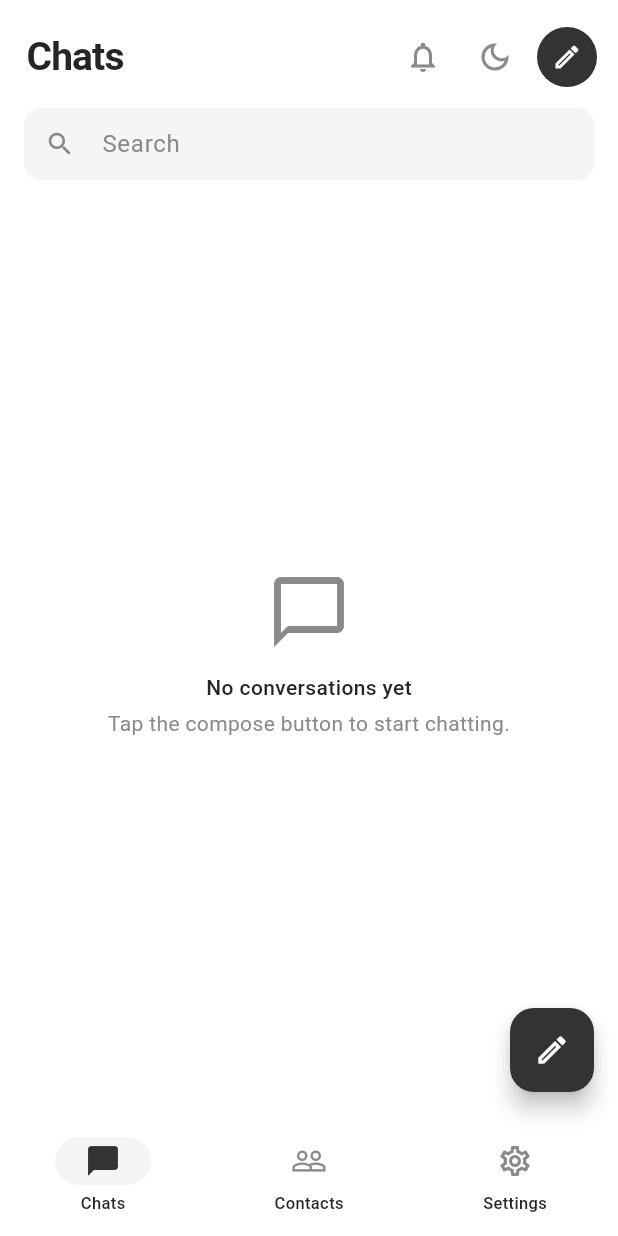
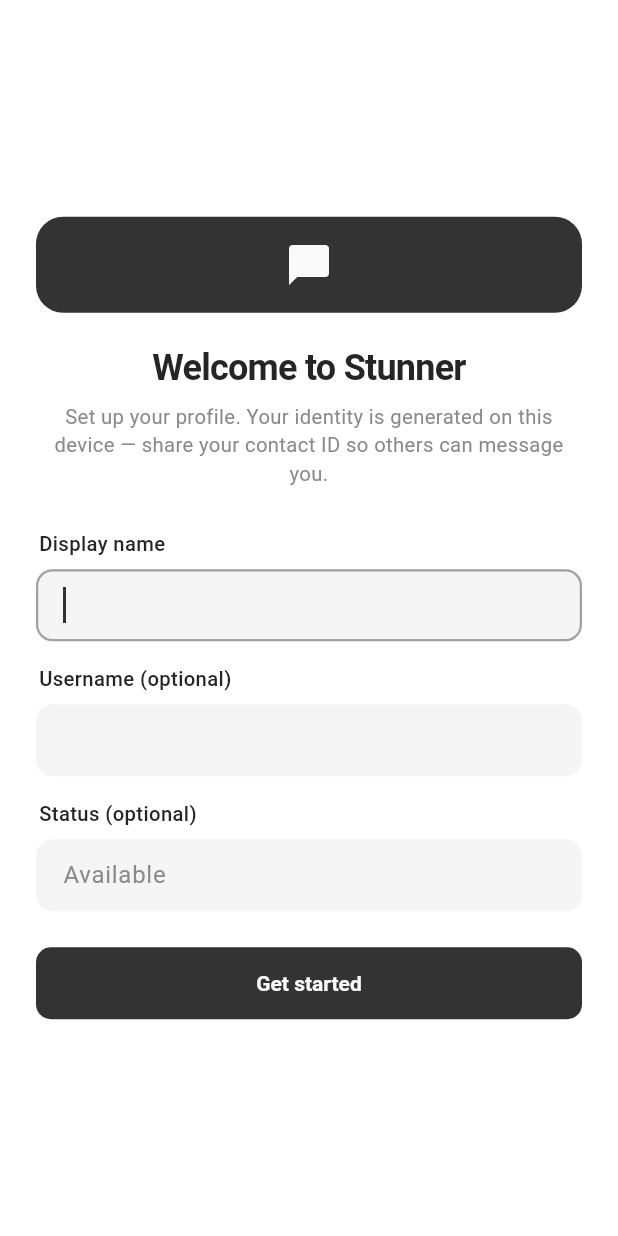
Before and after one commit to dmdhrumilmistry/stunner, a Flutter app: the screen it shows after launch, on a phone screen of 412 x 824 dp. Run offline on Flutter 3.47's test engine with Material 3 defaults, Android fonts, the phone set to English and light mode, and no system bars; our stand-ins replace qr_flutter; missing offline and left inert: dart:ffi; statements that could not run were skipped.

Commit message:
app: real P2P messaging over FFI, onboarding, mandatory contact ID
Replace the simulated messaging with the live runtime, and add the requested
onboarding + add-contact changes.

- Messaging: MessagingService boots the Go runtime (StunnerStart) under a
  per-platform data dir (path_provider), polls its event queue, and bridges
  events to ChatStore (incoming message / delivery status / presence).
  ChatStore.sendText now sends over the runtime via an onSend hook; no more
  demo replies or simulated delivery ticks. Outgoing messages show
  sending -> sent, or failed.
- Onboarding: first launch shows OnboardingScreen to set your own details
  manually; it boots the runtime and captures your shareable contact ID.
  AppState gains onboarded + myContactCode; main gates the app on it.
- Add contact: the contact ID is now mandatory and validated via the core;
  name is optional (derived from the URI). Inbound-only peers become
  repliable via the peer URI carried in runtime events.
- Identity screen shows your stable contact ID with copy-to-clipboard.
- Adds DeliveryStatus.failed; path_provider dependency.

The Go engine is verified hermetically; real cross-device delivery over the
public DHT needs on-device verification (no Flutter/devices/network in CI).

Co-Authored-By: Claude Opus 4.8 (1M context) <noreply@anthropic.com>
Claude-Session: https://claude.ai/code/session_01DCp4rLfN31aJG7aLhpAZcf

```diff
--- a/app/lib/main.dart
+++ b/app/lib/main.dart
@@ -3,9 +3,11 @@ import 'package:flutter/material.dart';
 import 'src/ffi/stunner_ffi.dart';
 import 'src/services/app_state.dart';
 import 'src/services/chat_store.dart';
+import 'src/services/messaging_service.dart';
 import 'src/services/notification_service.dart';
 import 'src/theme/app_theme.dart';
 import 'src/ui/home_shell.dart';
+import 'src/ui/onboarding_screen.dart';
 
 void main() {
   // Open the native Stunner core (FFI). Degrades gracefully if the library has
@@ -15,11 +17,16 @@ void main() {
   print('Stunner core: ${core.version()}');
 
   final notifications = NotificationService();
+  final store = ChatStore(notifications: notifications);
+  final appState = AppState();
+  final messaging = MessagingService(core, store);
+
   runApp(StunnerApp(
     core: core,
-    store: ChatStore(notifications: notifications),
-    appState: AppState(),
+    store: store,
+    appState: appState,
     notifications: notifications,
+    messaging: messaging,
   ));
 }
 
@@ -30,12 +37,14 @@ class StunnerApp extends StatelessWidget {
     required this.store,
     required this.appState,
     required this.notifications,
+    required this.messaging,
   });
 
   final StunnerCore core;
   final ChatStore store;
   final AppState appState;
   final NotificationService notifications;
+  final MessagingService messaging;
 
   @override
   Widget build(BuildContext context) {
@@ -47,12 +56,14 @@ class StunnerApp extends StatelessWidget {
         theme: AppTheme.light(),
         darkTheme: AppTheme.dark(),
         themeMode: appState.themeMode,
-        home: HomeShell(
-          core: core,
-          store: store,
-          appState: appState,
-          notifications: notifications,
-        ),
+        home: appState.onboarded
+            ? HomeShell(
+                core: core,
+                store: store,
+                appState: appState,
+                notifications: notifications,
+              )
+            : OnboardingScreen(appState: appState, messaging: messaging),
       ),
     );
   }
--- a/app/lib/src/models/chat.dart
+++ b/app/lib/src/models/chat.dart
@@ -10,7 +10,7 @@ String initialsOf(String name) {
 }
 
 /// Delivery state of an outgoing message, mirroring messaging.DeliveryState.
-enum DeliveryStatus { sending, sent, delivered, read }
+enum DeliveryStatus { sending, sent, delivered, read, failed }
 
 /// A person you can message. `code` is their `stunner:contact` URI (from a QR
 /// code); `fingerprint` is derived from it for verification. The remaining
@@ -31,7 +31,7 @@ class Contact {
 
   final String id;
   String name;
-  final String code;
+  String code;
   final String fingerprint;
   String role;
   String email;
--- a/app/lib/src/services/app_state.dart
+++ b/app/lib/src/services/app_state.dart
@@ -42,15 +42,36 @@ class Prefs {
 /// A [ChangeNotifier] so any screen can react to edits immediately.
 class AppState extends ChangeNotifier {
   ThemeMode _themeMode = ThemeMode.system;
-  final Profile profile = Profile(
-    name: 'Riley Quinn',
-    username: '@rileyq',
-    status: 'Available',
-    email: 'riley@stunner.app',
-  );
+  final Profile profile = Profile(name: '', username: '', status: '', email: '');
   final Prefs prefs = Prefs();
 
+  /// Whether first-launch onboarding has been completed this session.
+  bool onboarded = false;
+
+  /// This device's shareable contact URI (set at onboarding when the runtime
+  /// starts). Share it so peers can add you.
+  String myContactCode = '';
+
   ThemeMode get themeMode => _themeMode;
+
+  /// Completes onboarding: stores the user-entered details and their contact
+  /// code, then reveals the app.
+  void completeOnboarding({
+    required String name,
+    String username = '',
+    String status = '',
+    String email = '',
+    String contactCode = '',
+  }) {
+    profile
+      ..name = name.trim()
+      ..username = username.trim()
+      ..status = status.trim().isEmpty ? 'Available' : status.trim()
+      ..email = email.trim();
+    myContactCode = contactCode;
+    onboarded = true;
+    notifyListeners();
+  }
 
   bool isDark(BuildContext context) {
     switch (_themeMode) {
--- a/app/lib/src/services/chat_store.dart
+++ b/app/lib/src/services/chat_store.dart
@@ -1,5 +1,3 @@
-import 'dart:async';
-
 import 'package:flutter/foundation.dart';
 
 import '../models/chat.dart';
@@ -10,26 +8,19 @@ import 'notification_service.dart';
 /// (WebRTC over STUN/TURN via the Go core) is wired over FFI in a later step.
 ///
 /// The app starts empty — add a contact to begin. Incoming messages flow through
-/// [receiveText], which raises an in-app notification via [notifications].
+/// [receiveFromPeer], which raises an in-app notification via [notifications].
 class ChatStore extends ChangeNotifier {
   ChatStore({this.notifications});
 
   /// Optional sink for in-app live notifications on incoming messages.
   final NotificationService? notifications;
 
+  /// Outbound hook wired by the messaging runtime: (peerContactUri, text, msgId).
+  /// When null (runtime not started) sends are marked failed.
+  void Function(String peerUri, String text, String msgId)? onSend;
+
   final List<Contact> _contacts = [];
   final List<Chat> _chats = [];
-
-  // A few canned peer replies so the demo can exercise the live-notification
-  // path until the GUI is wired to the real runtime over FFI.
-  static const _demoReplies = [
-    'Got it 👍',
-    'Sounds good!',
-    'On it 🔒',
-    'Thanks for the update',
-    'Let me check and get back to you',
-  ];
-  int _replyCursor = 0;
 
   List<Contact> get contacts => List.unmodifiable(_contacts);
   List<Chat> get chats => List.unmodifiable(_chats);
@@ -55,8 +46,8 @@ class ChatStore extends ChangeNotifier {
   // --- contacts ---
 
   /// Adds (or updates) a contact and returns it. Deduplicated by fingerprint
-  /// when present, otherwise by name. New contacts are marked online so the demo
-  /// can exercise live delivery; real presence arrives with the FFI runtime.
+  /// when present, otherwise by name. Presence is unknown until the runtime
+  /// reports it, so new contacts start offline.
   Contact addContact({
     required String name,
     String code = '',
@@ -68,9 +59,11 @@ class ChatStore extends ChangeNotifier {
         (fingerprint.isNotEmpty && c.fingerprint == fingerprint) ||
         (fingerprint.isEmpty && c.name == cleanName));
     if (existing.isNotEmpty) {
-      existing.first.name = cleanName;
+      final c = existing.first;
+      c.name = cleanName;
+      if (code.isNotEmpty) c.code = code;
       notifyListeners();
-      return existing.first;
+      return c;
     }
     final contact = Contact(
       id: fingerprint.isNotEmpty ? fingerprint : 'k-${DateTime.now().microsecondsSinceEpoch}',
@@ -78,7 +71,6 @@ class ChatStore extends ChangeNotifier {
       code: code,
       fingerprint: fingerprint,
       role: role,
-      online: true,
     );
     _contacts.add(contact);
     notifyListeners();
@@ -154,13 +146,15 @@ class ChatStore extends ChangeNotifier {
     }
   }
 
-  /// Sends a text and simulates delivery + read receipts (local demo). If the
-  /// peer is online, a demo reply arrives shortly after to exercise the
-  /// live-notification path.
+  /// Sends a text over the live runtime via [onSend]. The message starts as
+  /// "sending"; the runtime later reports "sent" or "failed" (see [markSent] /
+  /// [markFailed]). If no runtime is wired or the peer has no contact ID, the
+  /// message is marked failed immediately.
   void sendText(String chatId, String text) {
     final body = text.trim();
     if (body.isEmpty) return;
     final chat = chatById(chatId);
+    final contact = contactForChat(chat);
     final msg = Message(
       id: 'local-${DateTime.now().microsecondsSinceEpoch}',
       text: body,
@@ -171,23 +165,57 @@ class ChatStore extends ChangeNotifier {
     _moveToTop(chat);
     notifyListeners();
 
-    _advance(msg, DeliveryStatus.sent, 150);
-    _advance(msg, DeliveryStatus.delivered, 700);
-    _advance(msg, DeliveryStatus.read, 1600);
-
-    final contact = contactForChat(chat);
-    if (contact != null && contact.online && !contact.blocked) {
-      final reply = _demoReplies[_replyCursor++ % _demoReplies.length];
-      Future.delayed(const Duration(milliseconds: 2400), () => receiveText(chatId, reply));
+    final uri = contact?.code ?? '';
+    if (onSend != null && uri.isNotEmpty) {
+      onSend!(uri, body, msg.id);
+    } else {
+      msg.status = DeliveryStatus.failed;
+      notifyListeners();
     }
   }
 
-  /// Delivers an incoming message into a conversation, bumping its unread count
-  /// and raising an in-app notification. This is the hook the live FFI runtime
-  /// will call for real peer messages.
-  void receiveText(String chatId, String text) {
-    final chat = maybeChat(chatId);
-    if (chat == null) return;
+  /// Marks an outgoing message (by id) as delivered/sent.
+  void markSent(String msgId) => _setStatus(msgId, DeliveryStatus.sent);
+
+  /// Marks an outgoing message (by id) as failed.
+  void markFailed(String msgId) => _setStatus(msgId, DeliveryStatus.failed);
+
+  void _setStatus(String msgId, DeliveryStatus status) {
+    for (final c in _chats) {
+      for (final m in c.messages) {
+        if (m.id == msgId) {
+          m.status = status;
+          notifyListeners();
+          return;
+        }
+      }
+    }
+  }
+
+  /// Updates a contact's presence from a runtime event.
+  void setPresence(String peerFingerprint, bool online) {
+    final c = contactById(peerFingerprint);
+    if (c != null && c.online != online) {
+      c.online = online;
+      notifyListeners();
+    }
+  }
+
+  /// Delivers an incoming message from a peer (identified by fingerprint), into
+  /// its conversation — creating the contact/chat if this peer is new — and
+  /// raises an in-app notification. [peerUri] (when present) makes an
+  /// inbound-only peer repliable.
+  void receiveFromPeer(String peerFingerprint, String peerUri, String text) {
+    if (peerFingerprint.isEmpty) return;
+    var contact = contactById(peerFingerprint);
+    if (contact == null) {
+      final tag = peerFingerprint.length <= 5 ? peerFingerprint : peerFingerprint.substring(0, 5);
+      contact = addContact(name: 'Contact $tag', code: peerUri, fingerprint: peerFingerprint);
+    }
+    if (contact.code.isEmpty && peerUri.isNotEmpty) contact.code = peerUri;
+
+    final chatId = startChatWith(contact);
+    final chat = chatById(chatId);
     chat.messages.add(Message(
       id: 'in-${DateTime.now().microsecondsSinceEpoch}',
       text: text,
@@ -197,19 +225,9 @@ class ChatStore extends ChangeNotifier {
     _moveToTop(chat);
     notifyListeners();
 
-    final contact = contactForChat(chat);
-    if (contact == null || !contact.muted) {
+    if (!contact.muted) {
       notifications?.push(title: chat.name, body: text, chatId: chatId);
     }
-  }
-
-  void _advance(Message m, DeliveryStatus to, int ms) {
-    Future.delayed(Duration(milliseconds: ms), () {
-      if (m.status.index < to.index) {
-        m.status = to;
-        notifyListeners();
-      }
-    });
   }
 
   void markRead(String chatId) {
--- /dev/null
+++ b/app/lib/src/services/messaging_service.dart
@@ -0,0 +1,95 @@
+import 'dart:async';
+import 'dart:convert';
+
+import 'package:path_provider/path_provider.dart';
+
+import '../ffi/stunner_ffi.dart';
+import 'chat_store.dart';
+
+/// Bridges the Go live-messaging runtime (over FFI) to the [ChatStore].
+///
+/// On [start] it boots the runtime with a persistent account, then polls the
+/// runtime's event queue on a timer and applies events to the store (incoming
+/// messages, delivery status, presence). Outgoing sends are wired through
+/// [ChatStore.onSend]. All FFI calls are non-blocking and run on the main
+/// isolate (the runtime is a process-global owned there).
+class MessagingService {
+  MessagingService(this.core, this.store);
+
+  final StunnerCore core;
+  final ChatStore store;
+
+  Timer? _timer;
+  bool _started = false;
+
+  /// This device's shareable contact URI (set after a successful [start]).
+  String myContactUri = '';
+
+  bool get started => _started;
+
+  /// Boots the runtime under the per-platform app data dir, embedding
+  /// [displayName] in the contact URI. Returns the URI on success, or an error.
+  Future<({bool ok, String uri, String error})> start(String displayName) async {
+    if (_started) return (ok: true, uri: myContactUri, error: '');
+    if (!core.available) {
+      return (ok: false, uri: '', error: 'Core library not loaded — messaging is unavailable.');
+    }
+    final String dir;
+    try {
+      dir = (await getApplicationSupportDirectory()).path;
+    } on Object catch (e) {
+      return (ok: false, uri: '', error: 'Could not open app data dir: $e');
+    }
+    final res = core.startRuntime(dir, displayName);
+    if (res.error != null) {
+      return (ok: false, uri: '', error: res.error!);
+    }
+    myContactUri = res.uri;
+    _started = true;
+    store.onSend = _send;
+    _timer = Timer.periodic(const Duration(milliseconds: 600), (_) => _drain());
+    return (ok: true, uri: res.uri, error: '');
+  }
+
+  void _send(String peerUri, String text, String msgId) {
+    if (!_started || peerUri.isEmpty) {
+      store.markFailed(msgId);
+      return;
+    }
+    core.sendMessage(peerUri, text, msgId);
+  }
+
+  void _drain() {
+    if (!_started) return;
+    final raw = core.pollEvents();
+    if (raw.isEmpty || raw == '[]') return;
+    final List<dynamic> events;
+    try {
+      events = jsonDecode(raw) as List<dynamic>;
+    } on FormatException {
+      return;
+    }
+    for (final item in events) {
+      if (item is! Map<String, dynamic>) continue;
+      final kind = item['kind'] as String? ?? '';
+      final peerFp = item['peerFp'] as String? ?? '';
+      if (kind == 'message') {
+        store.receiveFromPeer(peerFp, item['peerUri'] as String? ?? '', item['text'] as String? ?? '');
+      } else if (kind == 'sent') {
+        store.markSent(item['msgId'] as String? ?? '');
+      } else if (kind == 'sendFailed') {
+        store.markFailed(item['msgId'] as String? ?? '');
+      } else if (kind == 'presence') {
+        store.setPresence(peerFp, item['online'] == true);
+      }
+    }
+  }
+
+  void stop() {
+    _timer?.cancel();
+    _timer = null;
+    if (_started) core.stopRuntime();
+    _started = false;
+    store.onSend = null;
+  }
+}
--- a/app/lib/src/ui/conversation_view.dart
+++ b/app/lib/src/ui/conversation_view.dart
@@ -476,6 +476,8 @@ class _ReceiptTick extends StatelessWidget {
         return Icon(Icons.done_all, size: 14, color: muted);
       case DeliveryStatus.read:
         return const Icon(Icons.done_all, size: 14, color: AppTheme.read);
+      case DeliveryStatus.failed:
+        return Icon(Icons.error_outline, size: 14, color: Theme.of(context).colorScheme.error);
     }
   }
 }
--- a/app/lib/src/ui/home_shell.dart
+++ b/app/lib/src/ui/home_shell.dart
@@ -308,17 +308,18 @@ class _HomeShellState extends State<HomeShell> {
             mainAxisSize: MainAxisSize.min,
             children: [
               TextField(
-                controller: nameCtl,
+                controller: codeCtl,
                 autofocus: true,
-                decoration: const InputDecoration(labelText: 'Name'),
+                decoration: const InputDecoration(
+                  labelText: 'Contact ID (required)',
+                  hintText: 'stunner:contact?...',
+                  helperText: 'Paste the code they shared from My identity.',
+                ),
               ),
               const SizedBox(height: 8),
               TextField(
-                controller: codeCtl,
-                decoration: const InputDecoration(
-                  labelText: 'Contact code (optional)',
-                  hintText: 'stunner:contact?...',
-                ),
+                controller: nameCtl,
+                decoration: const InputDecoration(labelText: 'Name (optional)'),
               ),
               if (error != null) ...[
                 const SizedBox(height: 8),
@@ -331,20 +332,22 @@ class _HomeShellState extends State<HomeShell> {
             FilledButton(
               onPressed: () {
                 final code = codeCtl.text.trim();
-                var fingerprint = '';
                 var name = nameCtl.text.trim();
-                if (code.isNotEmpty) {
-                  try {
-                    final info = core.validateContactURI(code);
-                    fingerprint = info.fingerprint;
-                    if (name.isEmpty) name = info.handle;
-                  } on FormatException catch (e) {
-                    setLocal(() => error = 'Invalid contact code: ${e.message}');
-                    return;
-                  }
+                if (code.isEmpty) {
+                  setLocal(() => error = 'Enter the contact ID (their stunner:contact code).');
+                  return;
                 }
-                if (name.isEmpty) {
-                  setLocal(() => error = 'Enter a name or a contact code.');
+                if (!core.available) {
+                  setLocal(() => error = 'Core library not loaded; cannot add contacts.');
+                  return;
+                }
+                late final String fingerprint;
+                try {
+                  final info = core.validateContactURI(code);
+                  fingerprint = info.fingerprint;
+                  if (name.isEmpty) name = info.handle.isEmpty ? 'Contact' : info.handle;
+                } on FormatException catch (e) {
+                  setLocal(() => error = 'Invalid contact ID: ${e.message}');
                   return;
                 }
                 Navigator.pop(ctx, store.addContact(name: name, code: code, fingerprint: fingerprint));
--- /dev/null
+++ b/app/lib/src/ui/onboarding_screen.dart
@@ -0,0 +1,144 @@
+import 'package:flutter/material.dart';
+
+import '../services/app_state.dart';
+import '../services/messaging_service.dart';
+
+/// First-launch onboarding: the user enters their own profile details manually,
+/// and we boot the live messaging runtime to obtain their shareable contact ID.
+class OnboardingScreen extends StatefulWidget {
+  const OnboardingScreen({
+    super.key,
+    required this.appState,
+    required this.messaging,
+  });
+
+  final AppState appState;
+  final MessagingService messaging;
+
+  @override
+  State<OnboardingScreen> createState() => _OnboardingScreenState();
+}
+
+class _OnboardingScreenState extends State<OnboardingScreen> {
+  final _name = TextEditingController();
+  final _username = TextEditingController();
+  final _status = TextEditingController();
+  bool _busy = false;
+  String? _error;
+
+  @override
+  void dispose() {
+    _name.dispose();
+    _username.dispose();
+    _status.dispose();
+    super.dispose();
+  }
+
+  Future<void> _continue() async {
+    final name = _name.text.trim();
+    if (name.isEmpty) {
+      setState(() => _error = 'Enter a display name.');
+      return;
+    }
+    setState(() {
+      _busy = true;
+      _error = null;
+    });
+
+    // Boot the runtime to get this device's contact code. If the native core
+    // isn't available, continue in degraded mode (no live messaging).
+    final res = await widget.messaging.start(name);
+    if (!mounted) return;
+
+    widget.appState.completeOnboarding(
+      name: name,
+      username: _username.text,
+      status: _status.text,
+      contactCode: res.uri,
+    );
+    if (!res.ok) {
+      ScaffoldMessenger.of(context).showSnackBar(
+        SnackBar(content: Text('Messaging unavailable: ${res.error}')),
+      );
+    }
+  }
+
+  @override
+  Widget build(BuildContext context) {
+    final scheme = Theme.of(context).colorScheme;
+    return Scaffold(
+      body: SafeArea(
+        child: Center(
+          child: SingleChildScrollView(
+            padding: const EdgeInsets.all(24),
+            child: ConstrainedBox(
+              constraints: const BoxConstraints(maxWidth: 420),
+              child: Column(
+                crossAxisAlignment: CrossAxisAlignment.stretch,
+                mainAxisSize: MainAxisSize.min,
+                children: [
+                  Container(
+                    width: 64,
+                    height: 64,
+                    decoration: BoxDecoration(
+                      color: scheme.primary,
+                      borderRadius: BorderRadius.circular(18),
+                    ),
+                    child: Icon(Icons.chat_bubble, color: scheme.onPrimary, size: 32),
+                  ),
+                  const SizedBox(height: 20),
+                  const Text('Welcome to Stunner',
+                      textAlign: TextAlign.center,
+                      style: TextStyle(fontSize: 24, fontWeight: FontWeight.w700, letterSpacing: -0.5)),
+                  const SizedBox(height: 6),
+                  Text(
+                    'Set up your profile. Your identity is generated on this '
+                    'device — share your contact ID so others can message you.',
+                    textAlign: TextAlign.center,
+                    style: TextStyle(fontSize: 13.5, height: 1.4, color: scheme.onSurfaceVariant),
+                  ),
+                  const SizedBox(height: 28),
+                  _field('Display name', _name, autofocus: true),
+                  const SizedBox(height: 16),
+                  _field('Username (optional)', _username),
+                  const SizedBox(height: 16),
+                  _field('Status (optional)', _status, hint: 'Available'),
+                  if (_error != null) ...[
+                    const SizedBox(height: 12),
+                    Text(_error!, style: TextStyle(color: scheme.error)),
+                  ],
+                  const SizedBox(height: 24),
+                  FilledButton(
+                    onPressed: _busy ? null : _continue,
+                    style: FilledButton.styleFrom(padding: const EdgeInsets.symmetric(vertical: 16)),
+                    child: _busy
+                        ? const SizedBox(
+                            width: 20, height: 20, child: CircularProgressIndicator(strokeWidth: 2))
+                        : const Text('Get started'),
+                  ),
+                ],
+              ),
+            ),
+          ),
+        ),
+      ),
+    );
+  }
+
+  Widget _field(String label, TextEditingController c, {bool autofocus = false, String? hint}) {
+    return Column(
+      crossAxisAlignment: CrossAxisAlignment.start,
+      children: [
+        Padding(
+          padding: const EdgeInsets.only(left: 2, bottom: 7),
+          child: Text(label, style: const TextStyle(fontSize: 13.5, fontWeight: FontWeight.w500)),
+        ),
+        TextField(
+          controller: c,
+          autofocus: autofocus,
+          decoration: InputDecoration(hintText: hint),
+        ),
+      ],
+    );
+  }
+}
--- a/app/lib/src/ui/settings_views.dart
+++ b/app/lib/src/ui/settings_views.dart
@@ -493,7 +493,8 @@ class PrivacyView extends StatelessWidget {
             SettingsCard(children: [
               InkWell(
                 onTap: () => Navigator.of(context).push(
-                  MaterialPageRoute<void>(builder: (_) => MyIdentityScreen(core: core)),
+                  MaterialPageRoute<void>(
+                      builder: (_) => MyIdentityScreen(core: core, myCode: appState.myContactCode)),
                 ),
                 child: Padding(
                   padding: const EdgeInsets.symmetric(horizontal: 16, vertical: 14),
--- a/app/pubspec.yaml
+++ b/app/pubspec.yaml
@@ -14,6 +14,8 @@ dependencies:
   ffi: ^2.1.0
   # Render the identity contact code as a QR (pure Dart, no native plugin).
   qr_flutter: ^4.1.0
+  # Per-platform app data directory for the persistent identity / runtime store.
+  path_provider: ^2.1.4
 
 dev_dependencies:
   flutter_test:
```
Also changed, not shown: app/lib/src/ffi/stunner_ffi.dart (+84 -0 lines), app/lib/src/ui/my_identity_screen.dart (+26 -6 lines), 2 other files.
